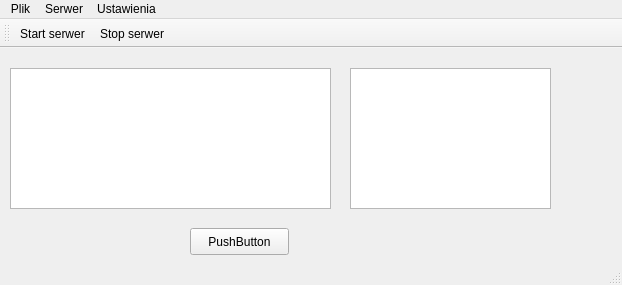
First picture: the form in ServerApplication/src/libs/ui/mainwindow.ui, repository militia11/in, before the edit.
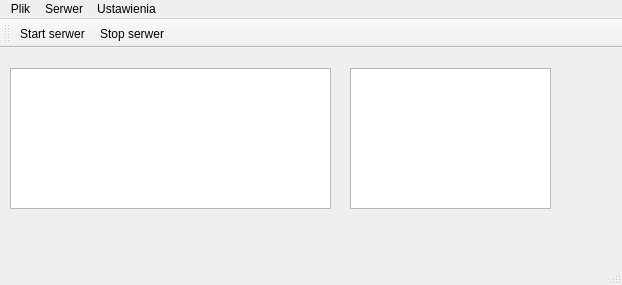
Second picture: the form after the edit.

```diff
--- a/ServerApplication/src/libs/ui/mainwindow.ui
+++ b/ServerApplication/src/libs/ui/mainwindow.ui
@@ -34,19 +34,6 @@
      </rect>
     </property>
    </widget>
-   <widget class="QPushButton" name="pushButton">
-    <property name="geometry">
-     <rect>
-      <x>190</x>
-      <y>180</y>
-      <width>99</width>
-      <height>27</height>
-     </rect>
-    </property>
-    <property name="text">
-     <string>PushButton</string>
-    </property>
-   </widget>
   </widget>
   <widget class="QMenuBar" name="mMenubar">
    <property name="geometry">
```
Left out of the diff: 2 changed lines with no effect on the pictures.
